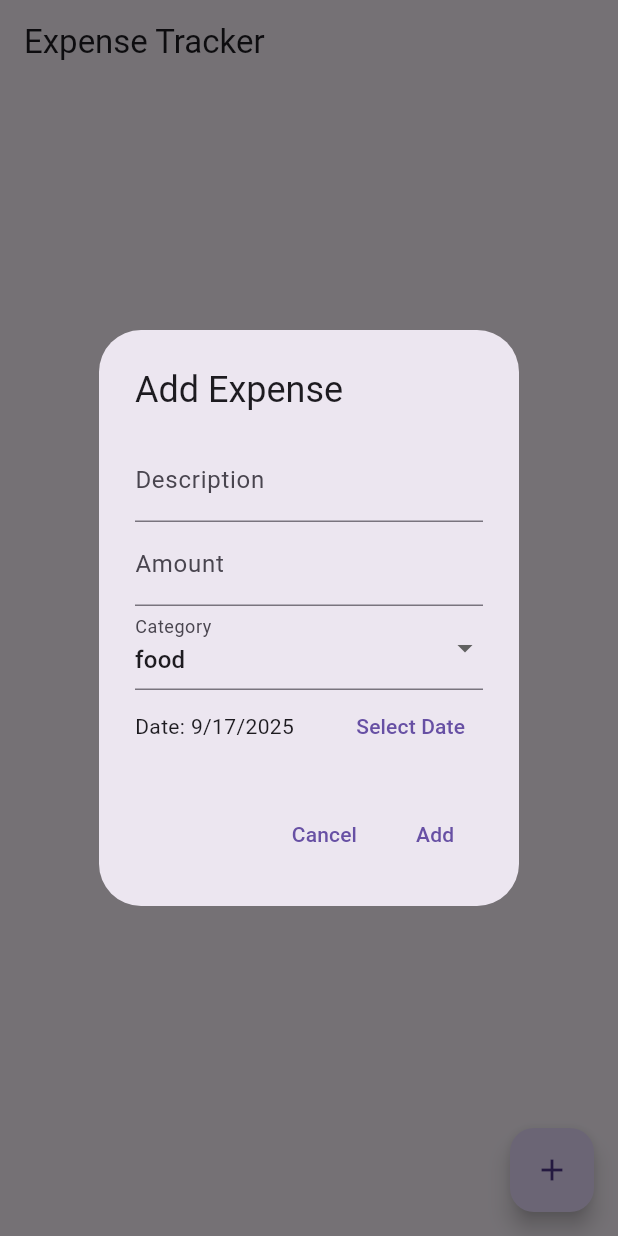
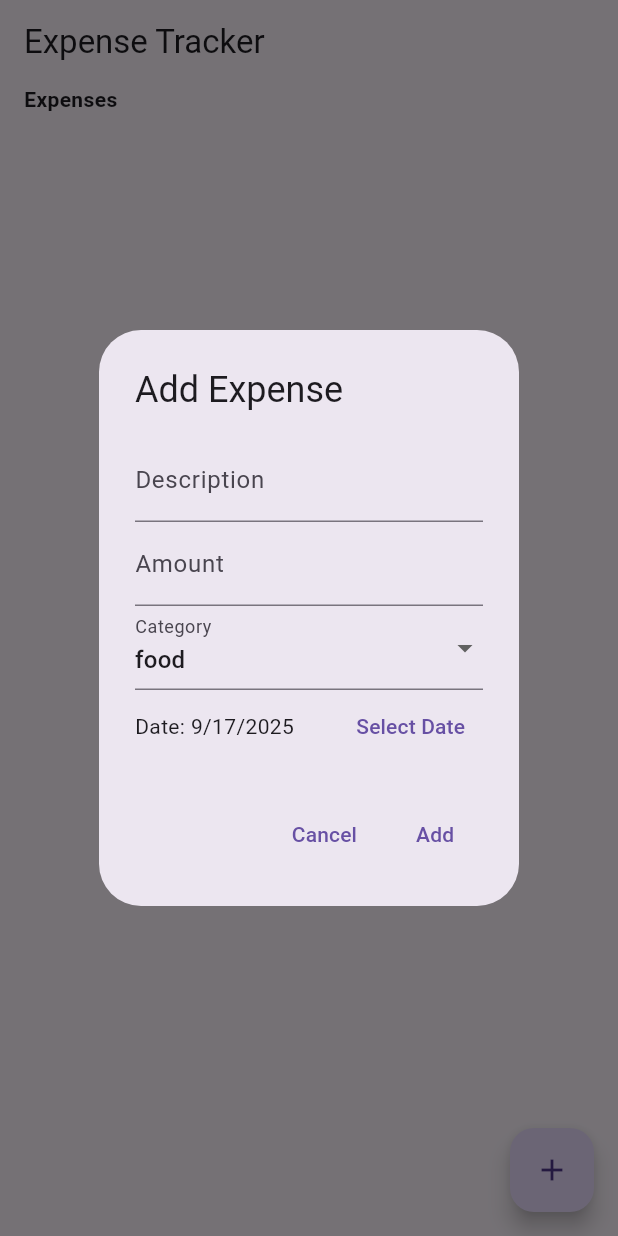
Before and after one commit to Jathinesh-K/expense_tracker_app, a Flutter app: the screen it shows after launch, after a tap on the "add" icon, on a phone screen of 412 x 824 dp. Run offline on Flutter 3.47's test engine with Material 3 defaults, Android fonts, the phone set to English and light mode, and no system bars.

Commit message:
implement category wise totals in expense screen

```diff
--- a/lib/feature/data/expense_repository.dart
+++ b/lib/feature/data/expense_repository.dart
@@ -4,6 +4,7 @@ abstract class ExpenseRepository {
   void addExpense(Expense expense);
   void deleteExpense(String id);
   List<Expense> getExpenses();
+  Map<Category, double> getCategoryTotals();
 }
 
 class ExpenseRepositoryImpl implements ExpenseRepository {
@@ -23,4 +24,18 @@ class ExpenseRepositoryImpl implements ExpenseRepository {
   List<Expense> getExpenses() {
     return _expenses;
   }
+
+  @override
+  Map<Category, double> getCategoryTotals() {
+    final Map<Category, double> categoryTotals = {};
+    for (final expense in _expenses) {
+      categoryTotals.update(
+        expense.category,
+        (value) => value + expense.amount,
+        ifAbsent: () => expense.amount,
+      );
+    }
+
+    return categoryTotals;
+  }
 }
--- a/lib/feature/ui/view/expense_screen.dart
+++ b/lib/feature/ui/view/expense_screen.dart
@@ -1,5 +1,7 @@
+import 'package:expense_tracker/feature/data/models/expense.dart';
 import 'package:expense_tracker/feature/ui/view/add_expense_dialog.dart';
 import 'package:expense_tracker/feature/ui/view_models/expense_viewmodel.dart';
+
 import 'package:flutter/material.dart';
 import 'package:intl/intl.dart';
 import 'package:provider/provider.dart';
@@ -9,12 +11,33 @@ class ExpenseScreen extends StatelessWidget {
 
   @override
   Widget build(BuildContext context) {
+    final theme = Theme.of(context);
+
     return Scaffold(
       appBar: AppBar(title: const Text('Expense Tracker')),
       body: SafeArea(
         child: Consumer<ExpenseViewmodel>(
           builder: (context, viewModel, _) {
-            return viewModel.expenses.isNotEmpty
+            return Column(
+              crossAxisAlignment: CrossAxisAlignment.start,
+              children: [
+                Padding(
+                  padding: const EdgeInsets.symmetric(horizontal: 16.0),
+                  child: _CategoryTotals(
+                    categoryTotals: viewModel.categoryTotals,
+                  ),
+                ),
+                Padding(
+                  padding: const EdgeInsets.symmetric(horizontal: 16.0),
+                  child: Text(
+                    'Expenses',
+                    style: theme.textTheme.bodyMedium?.copyWith(
+                      fontWeight: FontWeight.w700,
+                    ),
+                  ),
+                ),
+                Expanded(
+                  child: viewModel.expenses.isNotEmpty
                       ? ListView.builder(
                           itemBuilder: (_, index) {
                             final expense = viewModel.expenses[index];
@@ -32,7 +55,9 @@ class ExpenseScreen extends StatelessWidget {
                                 trailing: Row(
                                   mainAxisSize: MainAxisSize.min,
                                   children: [
-                              Text('Rs. ${expense.amount.toStringAsFixed(2)}'),
+                                    Text(
+                                      'Rs. ${expense.amount.toStringAsFixed(2)}',
+                                    ),
                                     IconButton(
                                       onPressed: () =>
                                           viewModel.deleteExpense(expense.id),
@@ -45,7 +70,10 @@ class ExpenseScreen extends StatelessWidget {
                           },
                           itemCount: viewModel.expenses.length,
                         )
-                : const Center(child: Text('No Expenses'));
+                      : const Center(child: Text('No Expenses')),
+                ),
+              ],
+            );
           },
         ),
       ),
@@ -71,3 +99,43 @@ class ExpenseScreen extends StatelessWidget {
     );
   }
 }
+
+class _CategoryTotals extends StatelessWidget {
+  final Map<Category, double> categoryTotals;
+
+  const _CategoryTotals({required this.categoryTotals});
+
+  @override
+  Widget build(BuildContext context) {
+    final theme = Theme.of(context);
+    return categoryTotals.isNotEmpty
+        ? Column(
+            crossAxisAlignment: CrossAxisAlignment.start,
+            children: [
+              Text(
+                'Category Totals',
+                style: theme.textTheme.bodyMedium?.copyWith(
+                  fontWeight: FontWeight.w700,
+                ),
+              ),
+              Padding(
+                padding: const EdgeInsets.symmetric(vertical: 8),
+                child: Wrap(
+                  spacing: 8.0,
+                  runSpacing: 4.0,
+                  children: categoryTotals.entries
+                      .map(
+                        (entry) => Chip(
+                          label: Text(
+                            '${entry.key.name}: Rs. ${entry.value.toStringAsFixed(2)}',
+                          ),
+                        ),
+                      )
+                      .toList(),
+                ),
+              ),
+            ],
+          )
+        : const SizedBox.shrink();
+  }
+}
--- a/lib/feature/ui/view_models/expense_viewmodel.dart
+++ b/lib/feature/ui/view_models/expense_viewmodel.dart
@@ -8,6 +8,9 @@ class ExpenseViewmodel extends ChangeNotifier {
   List<Expense> _expenses = [];
   List<Expense> get expenses => _expenses;
 
+  Map<Category, double> _categoryTotals = {};
+  Map<Category, double> get categoryTotals => _categoryTotals;
+
   ExpenseViewmodel({required ExpenseRepository expenseRepository})
     : _repository = expenseRepository {
     loadExpenses();
@@ -15,6 +18,7 @@ class ExpenseViewmodel extends ChangeNotifier {
 
   void loadExpenses() {
     _expenses = _repository.getExpenses();
+    _categoryTotals = _repository.getCategoryTotals();
     notifyListeners();
   }
 
```
Lines whose indentation alone changed are shown as unchanged.
